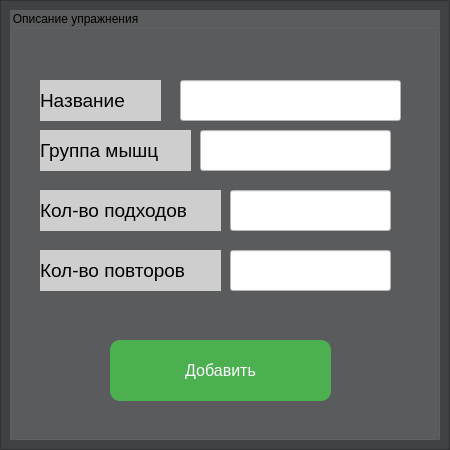
Above: insert_complex.ui from Hiro-mantich/sigma-boy before the change. Below: the same form after it.
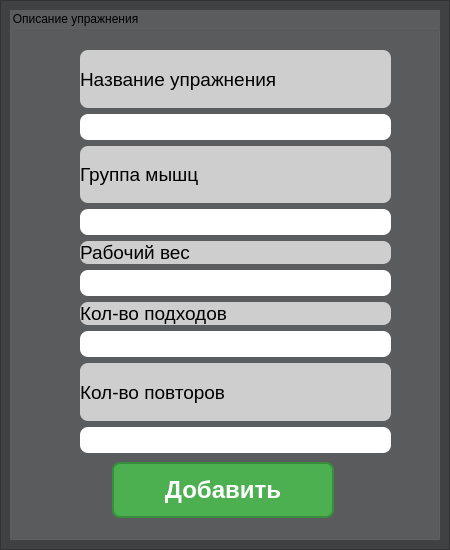
That is the form after the change.

What changed in the file:
```diff
--- a/insert_complex.ui
+++ b/insert_complex.ui
@@ -7,7 +7,7 @@
     <x>0</x>
     <y>0</y>
     <width>450</width>
-    <height>450</height>
+    <height>550</height>
    </rect>
   </property>
   <property name="windowTitle">
@@ -19,7 +19,7 @@
      <x>0</x>
      <y>0</y>
      <width>450</width>
-     <height>450</height>
+     <height>550</height>
     </rect>
    </property>
    <property name="styleSheet">
@@ -37,7 +37,7 @@
       <x>10</x>
       <y>10</y>
       <width>430</width>
-      <height>430</height>
+      <height>530</height>
      </rect>
     </property>
     <property name="styleSheet">
@@ -46,167 +46,39 @@
     <property name="title">
      <string>Описание упражнения</string>
     </property>
-    <widget class="QLabel" name="label">
-     <property name="geometry">
-      <rect>
-       <x>30</x>
-       <y>70</y>
-       <width>121</width>
-       <height>41</height>
-      </rect>
-     </property>
-     <property name="font">
-      <font>
-       <pointsize>14</pointsize>
-      </font>
-     </property>
-     <property name="styleSheet">
-      <string notr="true">background-color: rgb(206, 206, 206);</string>
-     </property>
-     <property name="text">
-      <string>Название</string>
-     </property>
-    </widget>
-    <widget class="QLineEdit" name="lineEdit_title">
-     <property name="geometry">
-      <rect>
-       <x>170</x>
-       <y>70</y>
-       <width>221</width>
-       <height>41</height>
-      </rect>
-     </property>
-     <property name="styleSheet">
-      <string notr="true">background-color: rgb(255, 255, 255);</string>
-     </property>
-    </widget>
-    <widget class="QLabel" name="label_2">
-     <property name="geometry">
-      <rect>
-       <x>30</x>
-       <y>120</y>
-       <width>151</width>
-       <height>41</height>
-      </rect>
-     </property>
-     <property name="font">
-      <font>
-       <pointsize>14</pointsize>
-      </font>
-     </property>
-     <property name="styleSheet">
-      <string notr="true">background-color: rgb(206, 206, 206);</string>
-     </property>
-     <property name="text">
-      <string>Группа мышц</string>
-     </property>
-    </widget>
-    <widget class="QLineEdit" name="lineEdit_group_muscle">
-     <property name="geometry">
-      <rect>
-       <x>190</x>
-       <y>120</y>
-       <width>191</width>
-       <height>41</height>
-      </rect>
-     </property>
-     <property name="styleSheet">
-      <string notr="true">background-color: rgb(255, 255, 255);</string>
-     </property>
-    </widget>
-    <widget class="QLabel" name="label_4">
-     <property name="geometry">
-      <rect>
-       <x>30</x>
-       <y>240</y>
-       <width>181</width>
-       <height>41</height>
-      </rect>
-     </property>
-     <property name="font">
-      <font>
-       <pointsize>14</pointsize>
-      </font>
-     </property>
-     <property name="styleSheet">
-      <string notr="true">background-color: rgb(206, 206, 206);</string>
-     </property>
-     <property name="text">
-      <string>Кол-во повторов</string>
-     </property>
-    </widget>
-    <widget class="QLineEdit" name="lineEdit_numb_try">
-     <property name="geometry">
-      <rect>
-       <x>220</x>
-       <y>180</y>
-       <width>161</width>
-       <height>41</height>
-      </rect>
-     </property>
-     <property name="styleSheet">
-      <string notr="true">background-color: rgb(255, 255, 255);</string>
-     </property>
-    </widget>
-    <widget class="QLineEdit" name="lineEdit_numb_repit">
-     <property name="geometry">
-      <rect>
-       <x>220</x>
-       <y>240</y>
-       <width>161</width>
-       <height>41</height>
-      </rect>
-     </property>
-     <property name="styleSheet">
-      <string notr="true">background-color: rgb(255, 255, 255);</string>
-     </property>
-    </widget>
-    <widget class="QLabel" name="label_3">
-     <property name="geometry">
-      <rect>
-       <x>30</x>
-       <y>180</y>
-       <width>181</width>
-       <height>41</height>
-      </rect>
-     </property>
-     <property name="font">
-      <font>
-       <pointsize>14</pointsize>
-      </font>
-     </property>
-     <property name="styleSheet">
-      <string notr="true">background-color: rgb(206, 206, 206);</string>
-     </property>
-     <property name="text">
-      <string>Кол-во подходов</string>
-     </property>
-    </widget>
     <widget class="QPushButton" name="pushButton_add">
      <property name="geometry">
       <rect>
        <x>100</x>
-       <y>330</y>
-       <width>221</width>
-       <height>61</height>
+       <y>450</y>
+       <width>226</width>
+       <height>60</height>
       </rect>
      </property>
      <property name="font">
       <font>
        <pointsize>-1</pointsize>
+       <bold>true</bold>
       </font>
      </property>
      <property name="styleSheet">
-      <string notr="true">QPushButton {background-color: #4CAF50;
-border: none;   
-color: white;           
-padding: 10px 20px;        
-border-radius: 10px;        
-font-size: 16px;
-}      
+      <string notr="true">QPushButton {
+    background-color: #4CAF50;          /* Основной зеленый */
+    border: 2px solid #388E3C;         /* Темно-зеленая граница */
+    border-radius: 8px;                /* Закругление углов */
+    color: white;
+    font-size: 24px;                   /* Увеличиваем размер &quot;+&quot; */
+    font-weight: bold;
+    min-width: 40px;
+    min-height: 40px;
+    padding: 0px;
+    margin: 2px;
+}
+
 QPushButton:hover {
 background-color: #45a049;
 }
+
 QPushButton:pressed {
 background-color: #3d8b40;  
 }</string>
@@ -215,6 +87,179 @@
       <string>Добавить</string>
      </property>
     </widget>
+    <widget class="QWidget" name="layoutWidget">
+     <property name="geometry">
+      <rect>
+       <x>70</x>
+       <y>40</y>
+       <width>311</width>
+       <height>403</height>
+      </rect>
+     </property>
+     <layout class="QVBoxLayout" name="verticalLayout_5">
+      <item>
+       <layout class="QVBoxLayout" name="verticalLayout">
+        <item>
+         <widget class="QLabel" name="label">
+          <property name="font">
+           <font>
+            <pointsize>14</pointsize>
+           </font>
+          </property>
+          <property name="styleSheet">
+           <string notr="true">background-color: rgb(206, 206, 206);
+border-radius: 8px;</string>
+          </property>
+          <property name="text">
+           <string>Название упражнения</string>
+          </property>
+         </widget>
+        </item>
+        <item>
+         <widget class="QLineEdit" name="lineEdit_title">
+          <property name="font">
+           <font>
+            <pointsize>15</pointsize>
+           </font>
+          </property>
+          <property name="styleSheet">
+           <string notr="true">background-color: rgb(255, 255, 255);
+border-radius: 8px;</string>
+          </property>
+         </widget>
+        </item>
+       </layout>
+      </item>
+      <item>
+       <layout class="QVBoxLayout" name="verticalLayout_2">
+        <item>
+         <widget class="QLabel" name="label_2">
+          <property name="font">
+           <font>
+            <pointsize>14</pointsize>
+           </font>
+          </property>
+          <property name="styleSheet">
+           <string notr="true">background-color: rgb(206, 206, 206);
+border-radius: 8px;</string>
+          </property>
+          <property name="text">
+           <string>Группа мышц</string>
+          </property>
+         </widget>
+        </item>
+        <item>
+         <widget class="QLineEdit" name="lineEdit_group_muscle">
+          <property name="font">
+           <font>
+            <pointsize>15</pointsize>
+           </font>
+          </property>
+          <property name="styleSheet">
+           <string notr="true">background-color: rgb(255, 255, 255);
+border-radius: 8px;</string>
+          </property>
+         </widget>
+        </item>
+       </layout>
+      </item>
+      <item>
+       <layout class="QVBoxLayout" name="verticalLayout_3">
+        <item>
+         <widget class="QLabel" name="label_5">
+          <property name="font">
+           <font>
+            <pointsize>14</pointsize>
+           </font>
+          </property>
+          <property name="styleSheet">
+           <string notr="true">background-color: rgb(206, 206, 206);
+border-radius: 8px;</string>
+          </property>
+          <property name="text">
+           <string>Рабочий вес</string>
+          </property>
+         </widget>
+        </item>
+        <item>
+         <widget class="QLineEdit" name="lineEdit_work_weight">
+          <property name="font">
+           <font>
+            <pointsize>15</pointsize>
+           </font>
+          </property>
+          <property name="styleSheet">
+           <string notr="true">background-color: rgb(255, 255, 255);
+border-radius: 8px;</string>
+          </property>
+         </widget>
+        </item>
+        <item>
+         <widget class="QLabel" name="label_3">
+          <property name="font">
+           <font>
+            <pointsize>14</pointsize>
+           </font>
+          </property>
+          <property name="styleSheet">
+           <string notr="true">background-color: rgb(206, 206, 206);
+border-radius: 8px;</string>
+          </property>
+          <property name="text">
+           <string>Кол-во подходов</string>
+          </property>
+         </widget>
+        </item>
+        <item>
+         <widget class="QLineEdit" name="lineEdit_numb_try">
+          <property name="font">
+           <font>
+            <pointsize>15</pointsize>
+           </font>
+          </property>
+          <property name="styleSheet">
+           <string notr="true">background-color: rgb(255, 255, 255);
+border-radius: 8px;</string>
+          </property>
+         </widget>
+        </item>
+       </layout>
+      </item>
+      <item>
+       <layout class="QVBoxLayout" name="verticalLayout_4">
+        <item>
+         <widget class="QLabel" name="label_4">
+          <property name="font">
+           <font>
+            <pointsize>14</pointsize>
+           </font>
+          </property>
+          <property name="styleSheet">
+           <string notr="true">background-color: rgb(206, 206, 206);
+border-radius: 8px;</string>
+          </property>
+          <property name="text">
+           <string>Кол-во повторов</string>
+          </property>
+         </widget>
+        </item>
+        <item>
+         <widget class="QLineEdit" name="lineEdit_numb_repit">
+          <property name="font">
+           <font>
+            <pointsize>15</pointsize>
+           </font>
+          </property>
+          <property name="styleSheet">
+           <string notr="true">background-color: rgb(255, 255, 255);
+border-radius: 8px;</string>
+          </property>
+         </widget>
+        </item>
+       </layout>
+      </item>
+     </layout>
+    </widget>
    </widget>
   </widget>
  </widget>
```
Left out of the diff: 6 changed lines with no effect on the pictures.
